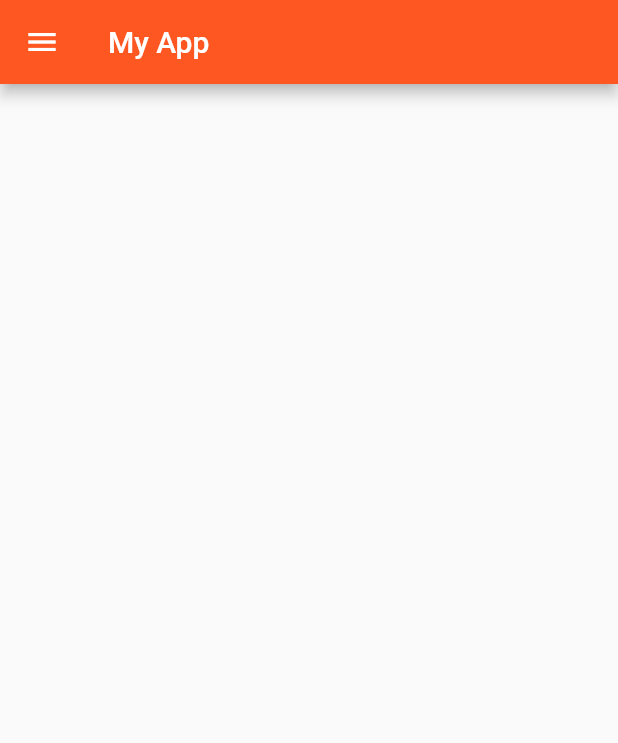
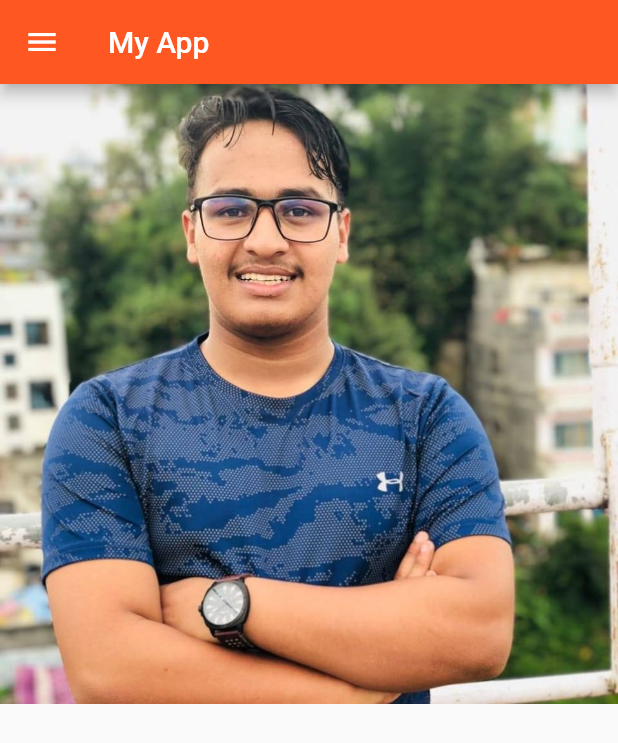
Before and after one commit to Dipeshneupane/Flutter-parctice, a Flutter app: the screen it shows after launch, on a phone screen of 412 x 824 dp. Shown: the top 743 px of the screen. Run offline on Flutter 3.47's test engine with Material 2 defaults, Android fonts, the phone set to English and light mode, and no system bars.

Commit message:
Updated Drawer

```diff
--- a/lib/main.dart
+++ b/lib/main.dart
@@ -26,7 +26,7 @@ class My_app extends StatelessWidget{
                 Material(
                   child: Padding(
                     padding: const EdgeInsets.all(8.0),
-                    child: Image.asset('images/me.jpg',width: 100.0, height: 100.0,),
+                    child: My_image(),
                   ),
                   borderRadius: BorderRadius.all(Radius.circular(70.0)),
                 ),
@@ -60,6 +60,7 @@ class My_app extends StatelessWidget{
             ],
           ),
         ),
+        body: My_body(),
       )
     );
   }
@@ -105,3 +106,31 @@ class CustumListTile extends StatelessWidget{
     );
   }
 }
+
+class My_body extends StatelessWidget{
+  @override
+  Widget build(BuildContext context) {
+    AssetImage assetImage = AssetImage('images/me.jpg');
+    Image image = Image(image: assetImage,
+    fit: BoxFit.fill,);
+
+    return Container(child: image,);
+  }
+
+}
+
+
+class My_image extends StatelessWidget{
+  @override
+  Widget build(BuildContext context) {
+    // TODO: implement build
+    {
+      AssetImage assetImage = AssetImage('images/me.jpg');
+      Image image = Image(image: assetImage,
+      fit: BoxFit.fill,);
+
+      return Container(child: image,);
+    }
+  }
+
+}
--- a/pubspec.yaml
+++ b/pubspec.yaml
@@ -43,6 +43,7 @@ flutter:
   # To add assets to your application, add an assets section, like this:
   assets:
     - images/me.jpg
+    - images/me.png
 
   # An image asset can refer to one or more resolution-specific "variants", see
   # https://flutter.dev/assets-and-images/#resolution-aware.
```
Also changed, not shown: images/me.png (added).
